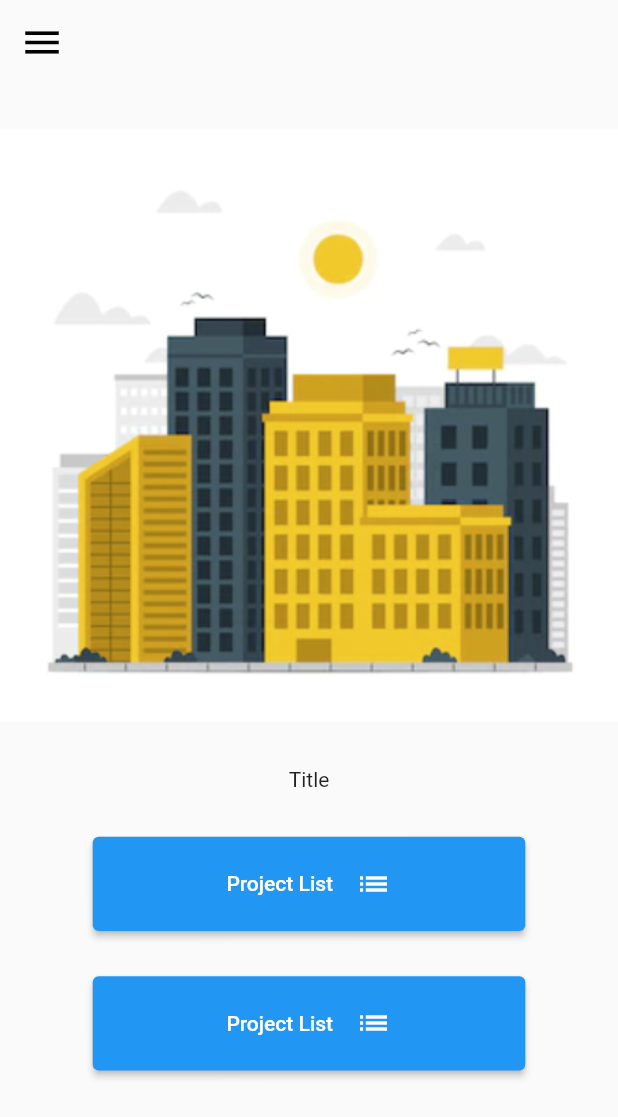
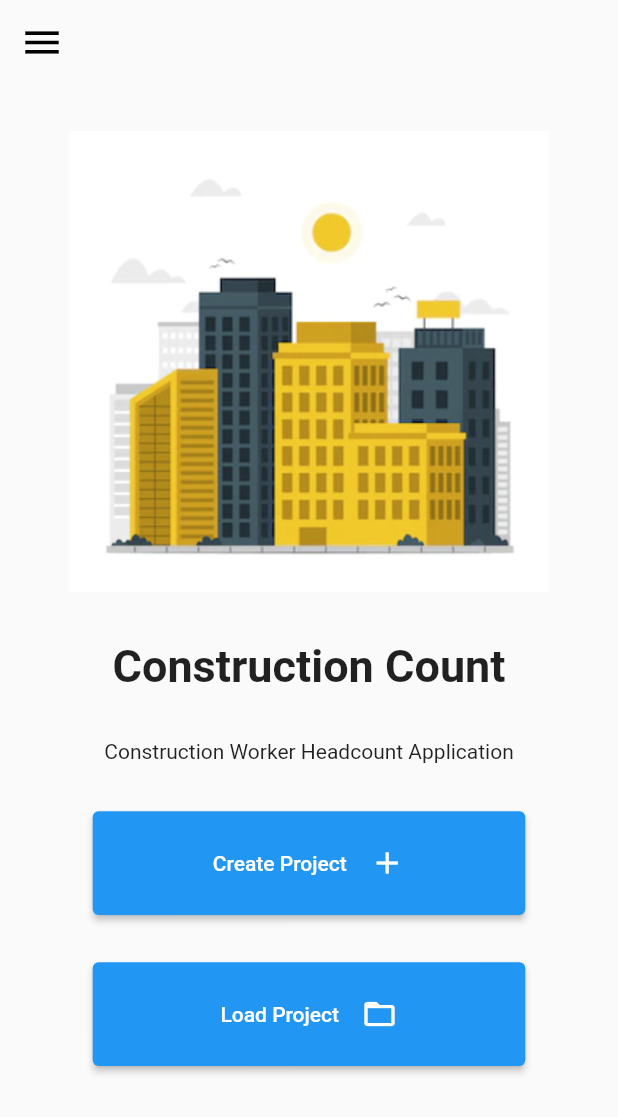
Before and after one commit to CS-JustinDelaRapa/Construction-Worker-Headcount, a Flutter app: the screen it shows after launch, on a phone screen of 412 x 824 dp. Shown: the top 1117 px of the screen. Run offline on Flutter 3.47's test engine with Material 2 defaults, Android fonts, the phone set to English and light mode, and no system bars.

Commit message:
Text object

```diff
--- a/lib/screens/homePage.dart
+++ b/lib/screens/homePage.dart
@@ -110,33 +110,25 @@ class _HomePageState extends State<HomePage> {
       //     ),
       //   ),
       // ),
-      body: Column(
+      body: Center(
+        child: Column(
           mainAxisSize: MainAxisSize.max,
           crossAxisAlignment: CrossAxisAlignment.center,
           mainAxisAlignment: MainAxisAlignment.spaceEvenly,
           children: [
             Flexible(
-            flex: 6,
+              flex: 4,
               child: Image.asset('assets/images/sample.PNG')),
-          const Flexible(
-            child: Text('Title')),
-          CustomWidgets().nav_Button(),
-          CustomWidgets().nav_Button(),
+            CustomWidgets().text_title('Construction Count', 30,1),
+            CustomWidgets().text_subtitle('Construction Worker Headcount Application', 14, 1),
+            CustomWidgets().nav_Button('Create Project', const Icon(Icons.add),1),
+            CustomWidgets().nav_Button('Load Project', const Icon(Icons.folder_open),1),
             const Flexible(
               flex: 2,
               child: SizedBox(height: 50,)),
           ],
         ),
+      ),
     );
   }
-
-  // Widget hamburgerMenu() => const IconButton(
-  //     alignment: Alignment.topLeft,
-  //     onPressed: null,
-  //     icon: Icon(Icons.ac_unit_outlined));
-  // void selectDestination(int index) {
-  //   setState(() {
-  //     _selectedDestination = index;
-  //   });
-  // }
 }
--- a/lib/widget/customWidgets.dart
+++ b/lib/widget/customWidgets.dart
@@ -2,8 +2,10 @@ import 'package:flutter/material.dart';
 
 class CustomWidgets {
 //button widget
-nav_Button(){
+// ignore: non_constant_identifier_names
+nav_Button(String name, Widget icon, int flex){
   return Flexible(
+    flex: flex,
     child: FractionallySizedBox(
                 widthFactor: .7,
                 heightFactor: .9,
@@ -11,10 +13,10 @@ nav_Button(){
                   onPressed: (){},
                   child: Row(
                     mainAxisSize: MainAxisSize.min,
-                    children: const [
-                      Text('Project List'),
-                      SizedBox(width: 15,),
-                      Icon(Icons.list)
+                    children:[
+                      Text(name),
+                      const SizedBox(width: 15,),
+                      icon
                     ],
                   )
                   ),
@@ -22,5 +24,19 @@ nav_Button(){
   );
 }
 
+// ignore: non_constant_identifier_names
+text_title(String text, double size, int flex){
+  return Flexible(
+    flex: flex,
+  child: Text(text, style: TextStyle(fontSize: size, fontWeight: FontWeight.bold),)
+  );
+}
+
+text_subtitle(String text, double size, int flex){
+  return Flexible(
+    flex: flex,
+  child: Text(text, style: TextStyle(fontSize: size),)
+  );
+}
 
 }
```
Lines whose indentation alone changed are shown as unchanged.
